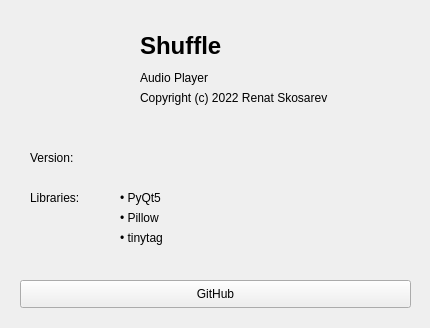
senatrkosarev/AudioPlayer, file App/resources/ui/AboutWidget.ui: the form before one commit.
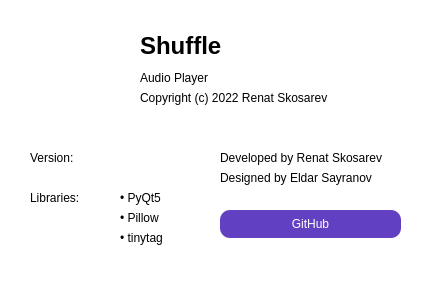
The form after the commit. Icons and pictures are not drawn.

Commit message: New 'About' window UI

```diff
--- a/App/resources/ui/AboutWidget.ui
+++ b/App/resources/ui/AboutWidget.ui
@@ -6,8 +6,8 @@
    <rect>
     <x>0</x>
     <y>0</y>
-    <width>430</width>
-    <height>328</height>
+    <width>434</width>
+    <height>284</height>
    </rect>
   </property>
   <property name="windowTitle">
@@ -17,6 +17,9 @@
    <iconset>
     <normaloff>../icons/info_black.svg</normaloff>../icons/info_black.svg</iconset>
   </property>
+  <property name="styleSheet">
+   <string notr="true">background-color: rgb(255, 255, 255);</string>
+  </property>
   <widget class="QLabel" name="logo">
    <property name="geometry">
     <rect>
@@ -153,12 +156,23 @@
   <widget class="QPushButton" name="github_button">
    <property name="geometry">
     <rect>
-     <x>20</x>
-     <y>280</y>
-     <width>391</width>
+     <x>220</x>
+     <y>210</y>
+     <width>181</width>
      <height>28</height>
     </rect>
    </property>
+   <property name="styleSheet">
+    <string notr="true">QPushButton{
+background-color: #6240C2;
+border-radius: 10px;
+color: rgb(255, 255, 255);
+}
+
+QPushButton:hover{
+   background-color:#4422A4;
+}</string>
+   </property>
    <property name="text">
     <string>GitHub</string>
    </property>
@@ -168,7 +182,7 @@
     <rect>
      <x>120</x>
      <y>150</y>
-     <width>101</width>
+     <width>51</width>
      <height>16</height>
     </rect>
    </property>
@@ -176,6 +190,32 @@
     <string/>
    </property>
   </widget>
+  <widget class="QLabel" name="developer_label">
+   <property name="geometry">
+    <rect>
+     <x>220</x>
+     <y>150</y>
+     <width>171</width>
+     <height>16</height>
+    </rect>
+   </property>
+   <property name="text">
+    <string>Developed by Renat Skosarev</string>
+   </property>
+  </widget>
+  <widget class="QLabel" name="designer_label">
+   <property name="geometry">
+    <rect>
+     <x>220</x>
+     <y>170</y>
+     <width>171</width>
+     <height>16</height>
+    </rect>
+   </property>
+   <property name="text">
+    <string>Designed by Eldar Sayranov</string>
+   </property>
+  </widget>
  </widget>
  <resources/>
  <connections/>
```
Left out of the diff: 16 changed lines with no effect on the pictures. The commit also changes 1 other file.
